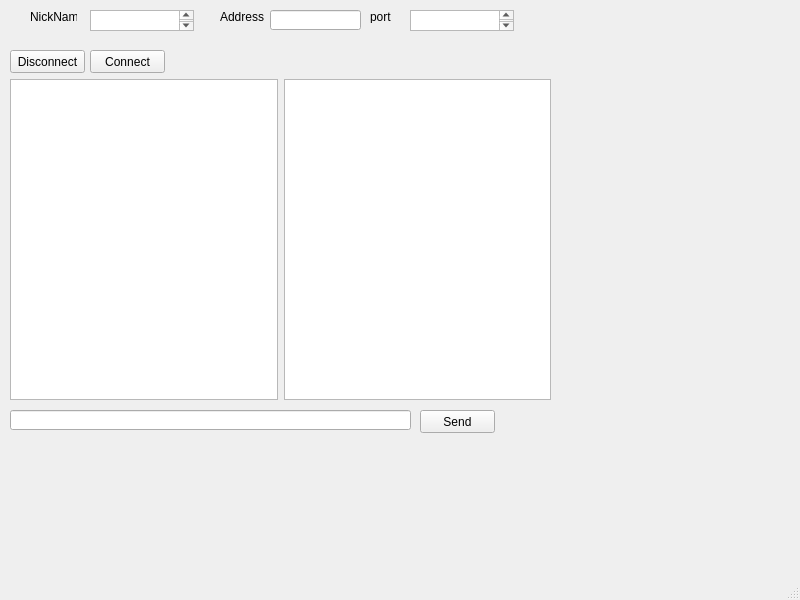
Above: QtChat/clientwindow.ui from AnastasiaSokol/QTClientChat before the change. Below: the same form after it.
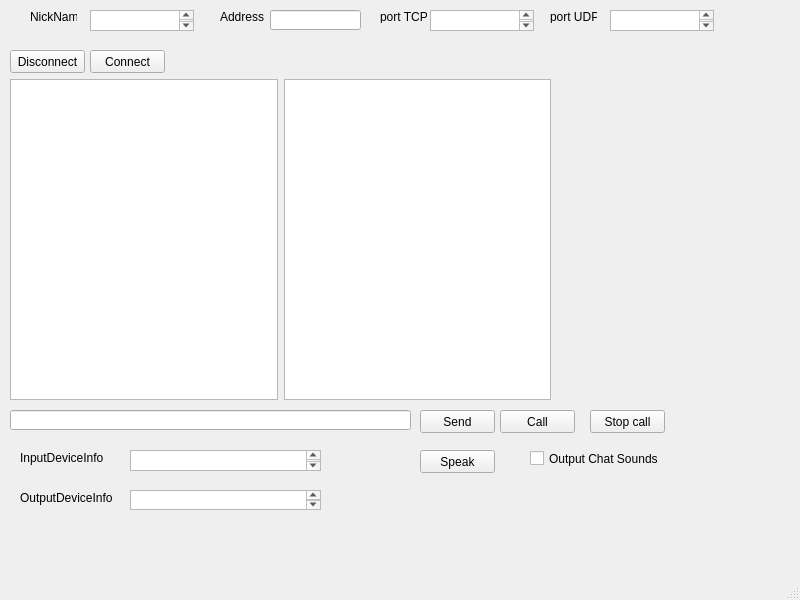
That is the form after the change.

Commit message: voice chat

```diff
--- a/QtChat/clientwindow.ui
+++ b/QtChat/clientwindow.ui
@@ -143,7 +143,7 @@
    <widget class="QTextEdit" name="textEdit_3">
     <property name="geometry">
      <rect>
-      <x>410</x>
+      <x>430</x>
       <y>10</y>
       <width>104</width>
       <height>21</height>
@@ -153,14 +153,135 @@
    <widget class="QLabel" name="label_3">
     <property name="geometry">
      <rect>
-      <x>370</x>
+      <x>380</x>
       <y>10</y>
       <width>47</width>
       <height>13</height>
      </rect>
     </property>
     <property name="text">
-     <string>port</string>
+     <string>port TCP</string>
+    </property>
+   </widget>
+   <widget class="QPushButton" name="pushButton_4">
+    <property name="geometry">
+     <rect>
+      <x>420</x>
+      <y>450</y>
+      <width>75</width>
+      <height>23</height>
+     </rect>
+    </property>
+    <property name="text">
+     <string>Speak</string>
+    </property>
+   </widget>
+   <widget class="QLabel" name="label_4">
+    <property name="geometry">
+     <rect>
+      <x>20</x>
+      <y>450</y>
+      <width>111</width>
+      <height>16</height>
+     </rect>
+    </property>
+    <property name="text">
+     <string>InputDeviceInfo</string>
+    </property>
+   </widget>
+   <widget class="QTextEdit" name="textEdit_4">
+    <property name="geometry">
+     <rect>
+      <x>130</x>
+      <y>450</y>
+      <width>191</width>
+      <height>21</height>
+     </rect>
+    </property>
+   </widget>
+   <widget class="QCheckBox" name="checkBox">
+    <property name="geometry">
+     <rect>
+      <x>530</x>
+      <y>450</y>
+      <width>131</width>
+      <height>17</height>
+     </rect>
+    </property>
+    <property name="text">
+     <string>Output Chat Sounds</string>
+    </property>
+   </widget>
+   <widget class="QLabel" name="label_5">
+    <property name="geometry">
+     <rect>
+      <x>20</x>
+      <y>490</y>
+      <width>101</width>
+      <height>16</height>
+     </rect>
+    </property>
+    <property name="text">
+     <string>OutputDeviceInfo</string>
+    </property>
+   </widget>
+   <widget class="QTextEdit" name="textEdit_5">
+    <property name="geometry">
+     <rect>
+      <x>130</x>
+      <y>490</y>
+      <width>191</width>
+      <height>20</height>
+     </rect>
+    </property>
+   </widget>
+   <widget class="QTextEdit" name="textEdit_6">
+    <property name="geometry">
+     <rect>
+      <x>610</x>
+      <y>10</y>
+      <width>104</width>
+      <height>21</height>
+     </rect>
+    </property>
+   </widget>
+   <widget class="QLabel" name="label_6">
+    <property name="geometry">
+     <rect>
+      <x>550</x>
+      <y>10</y>
+      <width>47</width>
+      <height>13</height>
+     </rect>
+    </property>
+    <property name="text">
+     <string>port UDP</string>
+    </property>
+   </widget>
+   <widget class="QPushButton" name="pushButton_5">
+    <property name="geometry">
+     <rect>
+      <x>500</x>
+      <y>410</y>
+      <width>75</width>
+      <height>23</height>
+     </rect>
+    </property>
+    <property name="text">
+     <string>Call</string>
+    </property>
+   </widget>
+   <widget class="QPushButton" name="pushButton_6">
+    <property name="geometry">
+     <rect>
+      <x>590</x>
+      <y>410</y>
+      <width>75</width>
+      <height>23</height>
+     </rect>
+    </property>
+    <property name="text">
+     <string>Stop call</string>
     </property>
    </widget>
   </widget>
```
The commit also changes 200 other files.
